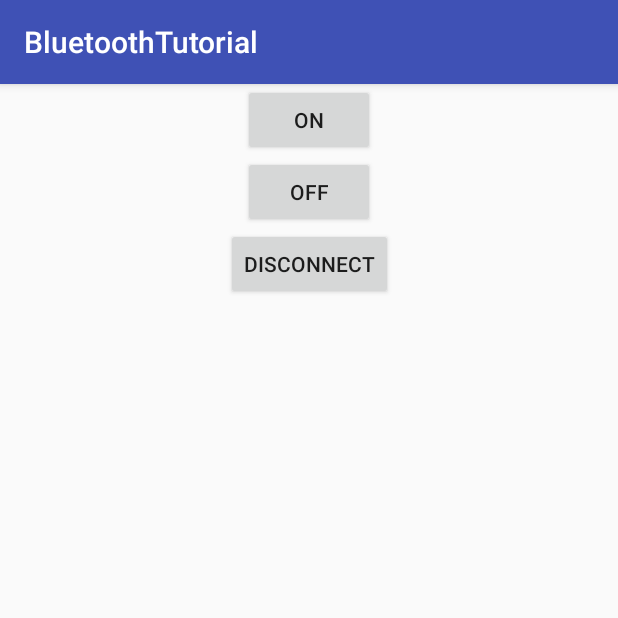
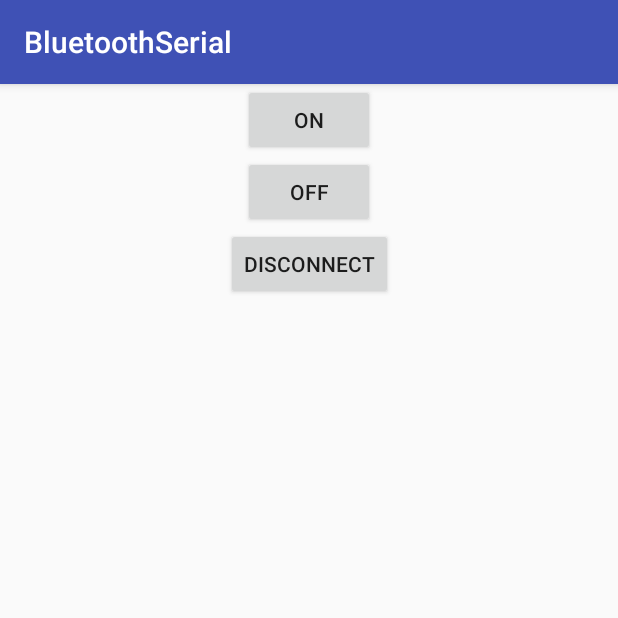
Before and after one commit to embedCreativity/HelloAndroid_BT_SerialPort, an Android app: the ControlActivity screen opened directly, with no data from a screen before it, on a phone screen of 412 x 824 dp, the top half of it. Run offline under Robolectric (Android 15) with nearby library versions, the phone set to English and light mode, and no system bars; 5 statements that could not run were skipped.

```diff
--- a/app/src/main/java/com/embedcreativity/bluetoothtutorial/ControlActivity.kt
+++ b/app/src/main/java/com/embedcreativity/bluetoothtutorial/ControlActivity.kt
@@ -17,7 +17,8 @@ import java.util.*
 class ControlActivity: AppCompatActivity() {
 
     companion object {
-        var m_myUUID: UUID = UUID.fromString("00001101-0000-1000-8000-00805F9B34FB")
+        // UUID from: https://www.uuidgenerator.net/version4
+        var m_myUUID: UUID = UUID.fromString("3aba5d64-afc7-425d-9ebc-7afe76cc790d")
         var m_bluetoothSocket: BluetoothSocket? = null
         lateinit var m_progress: ProgressDialog
         lateinit var m_bluetoothAdapter: BluetoothAdapter
--- a/app/src/main/res/values/strings.xml
+++ b/app/src/main/res/values/strings.xml
@@ -1,5 +1,5 @@
 <resources>
-    <string name="app_name">BluetoothTutorial</string>
+    <string name="app_name">BluetoothSerial</string>
     <string name="refresh">Refresh</string>
     <string name="on">On</string>
     <string name="off">Off</string>
```
